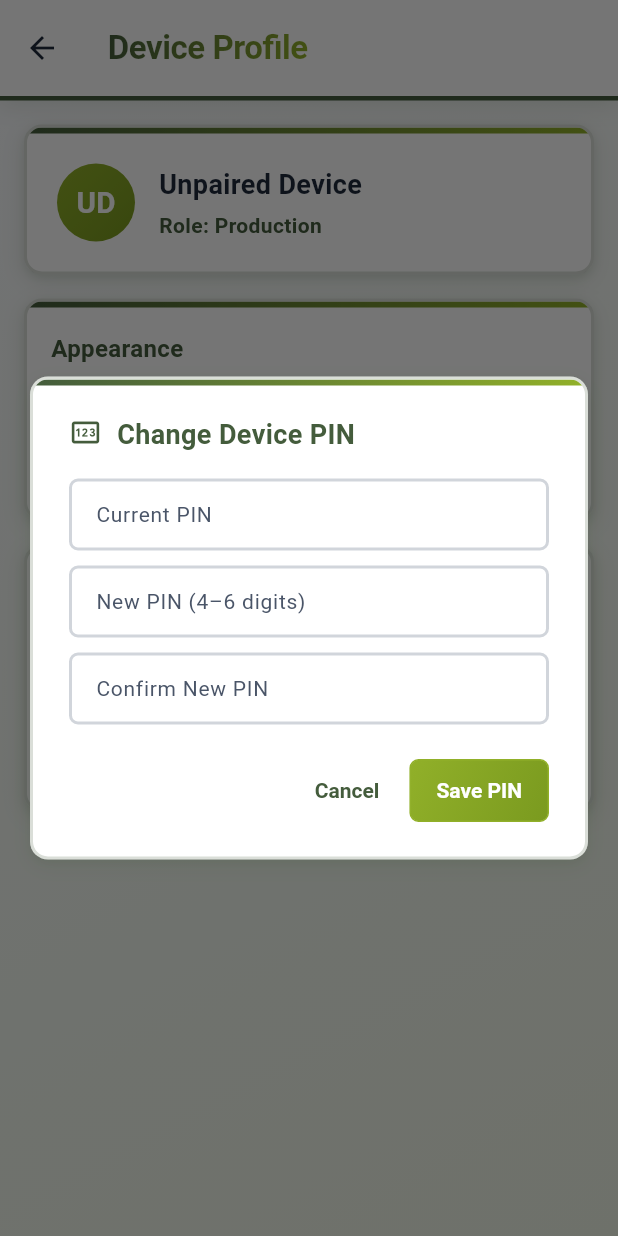
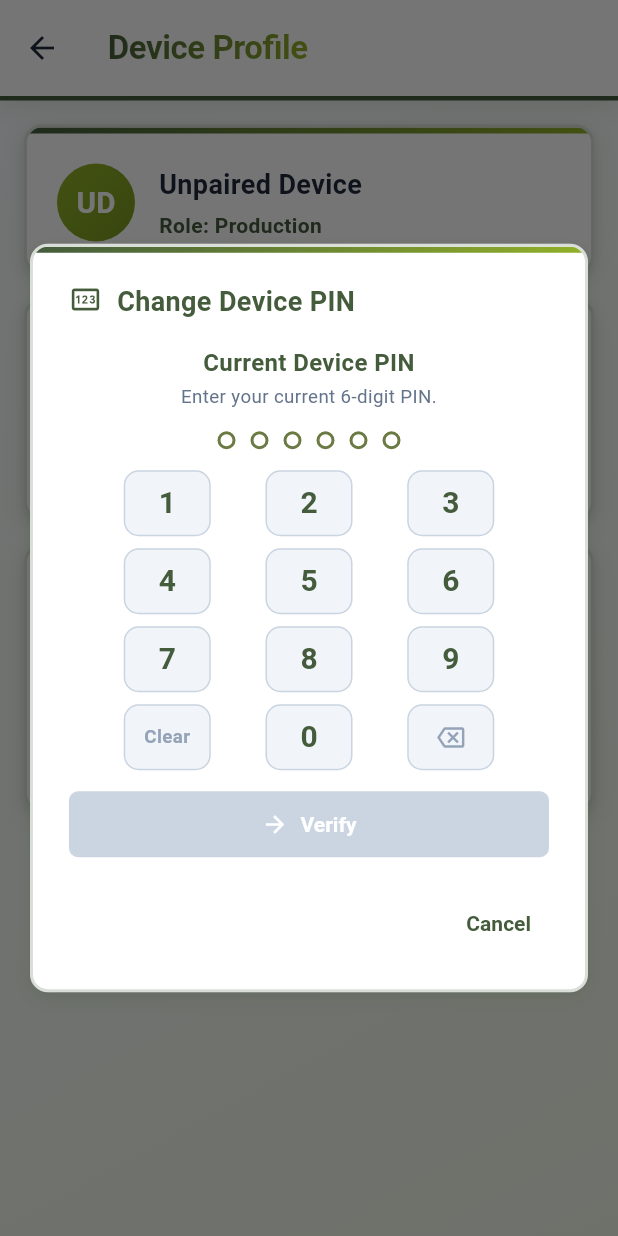
Before and after one commit to nathanG2129/SynProd_Lite, a Flutter app: the DeviceProfileScreen screen opened directly, after a tap on "Change Device PIN", on a phone screen of 412 x 824 dp. Run offline on Flutter 3.47's test engine with Material 3 defaults, Android fonts, the phone set to English and light mode, and no system bars; our stand-ins replace drift, drift_flutter, file_picker, flutter_riverpod, local_auth, pdf and 4 more; missing offline and left inert: encrypt, mobile_scanner, nsd; accounts and stored records are empty; generated files the repository leaves out were written again.

Commit message:
use compact 6-digit pin pad across all pin flows

```diff
--- a/lib/core/services/pin_auth_service.dart
+++ b/lib/core/services/pin_auth_service.dart
@@ -28,7 +28,7 @@ class PinAuthService {
   static const String _keyFailedAttempts = 'synprod_pin_failed_attempts';
   static const String _keyLockoutUntil = 'synprod_pin_lockout_until';
 
-  static const int minPinLength = 4;
+  static const int minPinLength = 6;
   static const int maxPinLength = 6;
   static const int freeAttemptsBeforeLockout = 5;
 
@@ -63,7 +63,7 @@ class PinAuthService {
 
   Future<void> setPin(String pin) async {
     if (!isValidPinFormat(pin)) {
-      throw ArgumentError('PIN must be 4 to 6 digits.');
+      throw ArgumentError('PIN must be 6 digits.');
     }
     final salt = _generateSalt();
     final hash = _hashPin(pin, salt);
--- a/lib/presentation/screens/profile/device_profile_screen.dart
+++ b/lib/presentation/screens/profile/device_profile_screen.dart
@@ -4,7 +4,6 @@ import 'package:flutter/material.dart';
 import 'package:flutter_riverpod/flutter_riverpod.dart';
 import 'package:share_plus/share_plus.dart';
 
-import '../../../core/services/pin_auth_service.dart';
 import '../../../core/services/workspace_backup_service.dart';
 import '../../../core/theme/app_theme.dart';
 import '../../../domain/models/device.dart';
@@ -12,6 +11,7 @@ import '../../providers/auth_providers.dart';
 import '../../providers/device_providers.dart';
 import '../../providers/product_providers.dart';
 import '../../providers/theme_providers.dart';
+import '../../widgets/synprod_pin_pad.dart';
 import '../../widgets/synprod_ui.dart';
 
 class DeviceProfileScreen extends ConsumerStatefulWidget {
@@ -51,92 +51,95 @@ class _DeviceProfileScreenState extends ConsumerState<DeviceProfileScreen> {
   }
 
   Future<void> _showChangePinDialog() async {
-    final currentCtrl = TextEditingController();
-    final newCtrl = TextEditingController();
-    final confirmCtrl = TextEditingController();
+    var step = 0; // 0 = current, 1 = new, 2 = confirm
+    String? pendingNewPin;
     String? error;
+    var isBusy = false;
+    var resetNonce = 0;
 
     await showSynProdDialog<void>(
       context: context,
       builder: (ctx) => StatefulBuilder(
-        builder: (ctx, setDialogState) => SynProdDialog(
-          icon: Icons.pin_outlined,
-          title: 'Change Device PIN',
-          content: Column(
-            mainAxisSize: MainAxisSize.min,
-            children: [
-              if (error != null) ...[
-                Text(
-                  error!,
-                  style: TextStyle(
-                    color: AppTheme.errorTextFor(context),
-                    fontSize: 13,
-                  ),
-                ),
-                const SizedBox(height: 8),
-              ],
-              TextField(
-                controller: currentCtrl,
-                obscureText: true,
-                keyboardType: TextInputType.number,
-                maxLength: 6,
-                decoration: const InputDecoration(
-                  labelText: 'Current PIN',
-                  counterText: '',
-                ),
-              ),
-              const SizedBox(height: 10),
-              TextField(
-                controller: newCtrl,
-                obscureText: true,
-                keyboardType: TextInputType.number,
-                maxLength: 6,
-                decoration: const InputDecoration(
-                  labelText: 'New PIN (4–6 digits)',
-                  counterText: '',
-                ),
-              ),
-              const SizedBox(height: 10),
-              TextField(
-                controller: confirmCtrl,
-                obscureText: true,
-                keyboardType: TextInputType.number,
-                maxLength: 6,
-                decoration: const InputDecoration(
-                  labelText: 'Confirm New PIN',
-                  counterText: '',
-                ),
-              ),
-            ],
-          ),
-          actions: [
-            TextButton(
-              onPressed: () => Navigator.of(ctx).pop(),
-              child: const Text('Cancel'),
+        builder: (ctx, setDialogState) {
+          final (title, subtitle, submitLabel, submitIcon) = switch (step) {
+            0 => (
+              'Current Device PIN',
+              'Enter your current 6-digit PIN.',
+              'Verify',
+              Icons.arrow_forward,
             ),
-            SynProdGradientButton(
-              onPressed: () async {
+            1 => (
+              'New Device PIN',
+              'Enter a new 6-digit PIN.',
+              'Next',
+              Icons.arrow_forward,
+            ),
+            _ => (
+              'Confirm New PIN',
+              'Re-enter your new 6-digit PIN.',
+              isBusy ? 'Saving...' : 'Save PIN',
+              Icons.check_circle_outline,
+            ),
+          };
+
+          return SynProdDialog(
+            icon: Icons.pin_outlined,
+            title: 'Change Device PIN',
+            content: SynProdPinPad(
+              key: ValueKey('change-pin-$step-$resetNonce'),
+              title: title,
+              subtitle: subtitle,
+              submitLabel: submitLabel,
+              submitIcon: submitIcon,
+              isBusy: isBusy,
+              errorText: error,
+              onSubmit: (pin) async {
                 final pinService = ref.read(pinAuthServiceProvider);
-                final verify =
-                    await pinService.verifyPin(currentCtrl.text.trim());
-                if (!verify.success) {
-                  setDialogState(
-                    () => error = verify.errorMessage ?? 'Incorrect current PIN.',
-                  );
+                if (step == 0) {
+                  setDialogState(() {
+                    isBusy = true;
+                    error = null;
+                  });
+                  final verify = await pinService.verifyPin(pin);
+                  if (!ctx.mounted) return;
+                  if (!verify.success) {
+                    setDialogState(() {
+                      isBusy = false;
+                      resetNonce++;
+                      error = verify.errorMessage ?? 'Incorrect current PIN.';
+                    });
+                    return;
+                  }
+                  setDialogState(() {
+                    isBusy = false;
+                    step = 1;
+                    error = null;
+                  });
                   return;
                 }
-                final nextPin = newCtrl.text.trim();
-                if (!PinAuthService.isValidPinFormat(nextPin)) {
-                  setDialogState(
-                    () => error = 'New PIN must be 4 to 6 digits.',
-                  );
+
+                if (step == 1) {
+                  setDialogState(() {
+                    pendingNewPin = pin;
+                    step = 2;
+                    error = null;
+                  });
                   return;
                 }
-                if (nextPin != confirmCtrl.text.trim()) {
-                  setDialogState(() => error = 'New PINs do not match.');
+
+                if (pin != pendingNewPin) {
+                  setDialogState(() {
+                    resetNonce++;
+                    error = 'New PINs do not match. Try again.';
+                  });
                   return;
                 }
-                await pinService.setPin(nextPin);
+
+                setDialogState(() {
+                  isBusy = true;
+                  error = null;
+                });
+                await pinService.setPin(pin);
                 if (!ctx.mounted) return;
                 Navigator.of(ctx).pop();
                 if (!mounted) return;
@@ -144,10 +147,30 @@ class _DeviceProfileScreenState extends ConsumerState<DeviceProfileScreen> {
                   const SnackBar(content: Text('Device PIN updated.')),
                 );
               },
-              child: const Text('Save PIN'),
             ),
-          ],
-        ),
+            actions: [
+              if (step > 0 && !isBusy)
+                TextButton(
+                  onPressed: () {
+                    setDialogState(() {
+                      if (step == 2) {
+                        step = 1;
+                        pendingNewPin = null;
+                      } else {
+                        step = 0;
+                      }
+                      error = null;
+                    });
+                  },
+                  child: const Text('Back'),
+                ),
+              TextButton(
+                onPressed: isBusy ? null : () => Navigator.of(ctx).pop(),
+                child: const Text('Cancel'),
+              ),
+            ],
+          );
+        },
       ),
     );
   }
--- a/lib/presentation/widgets/synprod_pin_pad.dart
+++ b/lib/presentation/widgets/synprod_pin_pad.dart
@@ -4,13 +4,14 @@ import '../../core/services/pin_auth_service.dart';
 import '../../core/theme/app_theme.dart';
 import 'synprod_ui.dart';
 
-/// Lock-screen style numeric PIN pad supporting 4–6 digit PIN entry.
+/// Lock-screen style numeric PIN pad supporting 6-digit PIN entry.
 class SynProdPinPad extends StatefulWidget {
   final String title;
   final String subtitle;
   final String submitLabel;
   final IconData submitIcon;
   final bool isBusy;
+  final bool enabled;
   final String? errorText;
   final ValueChanged<String> onSubmit;
 
@@ -22,6 +23,7 @@ class SynProdPinPad extends StatefulWidget {
     required this.onSubmit,
     this.submitIcon = Icons.arrow_forward,
     this.isBusy = false,
+    this.enabled = true,
     this.errorText,
   });
 
@@ -43,8 +45,10 @@ class _SynProdPinPadState extends State<SynProdPinPad> {
     }
   }
 
+  bool get _isInteractive => widget.enabled && !widget.isBusy;
+
   void _appendDigit(String digit) {
-    if (widget.isBusy || _pin.length >= PinAuthService.maxPinLength) return;
+    if (!_isInteractive || _pin.length >= PinAuthService.maxPinLength) return;
     setState(() {
       _pin += digit;
       _validationError = null;
@@ -52,7 +56,7 @@ class _SynProdPinPadState extends State<SynProdPinPad> {
   }
 
   void _backspace() {
-    if (widget.isBusy || _pin.isEmpty) return;
+    if (!_isInteractive || _pin.isEmpty) return;
     setState(() {
       _pin = _pin.substring(0, _pin.length - 1);
       _validationError = null;
@@ -60,7 +64,7 @@ class _SynProdPinPadState extends State<SynProdPinPad> {
   }
 
   void _clear() {
-    if (widget.isBusy || _pin.isEmpty) return;
+    if (!_isInteractive || _pin.isEmpty) return;
     setState(() {
       _pin = '';
       _validationError = null;
@@ -68,9 +72,9 @@ class _SynProdPinPadState extends State<SynProdPinPad> {
   }
 
   void _handleSubmit() {
-    if (widget.isBusy) return;
+    if (!_isInteractive) return;
     if (!PinAuthService.isValidPinFormat(_pin)) {
-      setState(() => _validationError = 'PIN must be 4 to 6 digits.');
+      setState(() => _validationError = 'PIN must be 6 digits.');
       return;
     }
     widget.onSubmit(_pin);
@@ -91,40 +95,37 @@ class _SynProdPinPadState extends State<SynProdPinPad> {
           widget.title,
           textAlign: TextAlign.center,
           style: TextStyle(
-            fontSize: 17,
+            fontSize: 16,
             fontWeight: FontWeight.w700,
             color: headingColor,
           ),
         ),
-        const SizedBox(height: 4),
+        const SizedBox(height: 2),
         Text(
           widget.subtitle,
           textAlign: TextAlign.center,
           style: TextStyle(
-            fontSize: 13,
+            fontSize: 12.5,
             color: mutedColor,
           ),
         ),
-        const SizedBox(height: 18),
+        const SizedBox(height: 14),
         Row(
           mainAxisAlignment: MainAxisAlignment.center,
           children: List.generate(PinAuthService.maxPinLength, (index) {
             final filled = index < _pin.length;
-            final isRequiredSlot = index < PinAuthService.minPinLength;
             return AnimatedContainer(
               duration: const Duration(milliseconds: 140),
-              margin: const EdgeInsets.symmetric(horizontal: 6),
-              width: 14,
-              height: 14,
+              margin: const EdgeInsets.symmetric(horizontal: 5),
+              width: 12,
+              height: 12,
               decoration: BoxDecoration(
                 shape: BoxShape.circle,
                 color: filled ? headingColor : Colors.transparent,
                 border: Border.all(
                   color: filled
                       ? headingColor
-                      : (isRequiredSlot
-                          ? (isDark ? AppTheme.slate400 : AppTheme.oliveMuted)
-                          : AppTheme.borderFor(context)),
+                      : (isDark ? AppTheme.slate400 : AppTheme.oliveMuted),
                   width: 2,
                 ),
               ),
@@ -132,9 +133,9 @@ class _SynProdPinPadState extends State<SynProdPinPad> {
           }),
         ),
         if (activeError != null) ...[
-          const SizedBox(height: 14),
+          const SizedBox(height: 10),
           Container(
-            padding: const EdgeInsets.symmetric(horizontal: 12, vertical: 8),
+            padding: const EdgeInsets.symmetric(horizontal: 10, vertical: 6),
             decoration: BoxDecoration(
               color: AppTheme.errorBgFor(context),
               borderRadius: BorderRadius.circular(8),
@@ -145,37 +146,37 @@ class _SynProdPinPadState extends State<SynProdPinPad> {
               textAlign: TextAlign.center,
               style: TextStyle(
                 color: AppTheme.errorTextFor(context),
-                fontSize: 13,
+                fontSize: 12.5,
                 fontWeight: FontWeight.w500,
               ),
             ),
           ),
         ],
-        const SizedBox(height: 18),
+        const SizedBox(height: 14),
         _buildKeypadRow(['1', '2', '3']),
-        const SizedBox(height: 10),
+        const SizedBox(height: 8),
         _buildKeypadRow(['4', '5', '6']),
-        const SizedBox(height: 10),
+        const SizedBox(height: 8),
         _buildKeypadRow(['7', '8', '9']),
-        const SizedBox(height: 10),
+        const SizedBox(height: 8),
         Row(
           mainAxisAlignment: MainAxisAlignment.spaceEvenly,
           children: [
             _buildActionKey(
               label: 'Clear',
-              onTap: _pin.isEmpty || widget.isBusy ? null : _clear,
+              onTap: _pin.isEmpty || !_isInteractive ? null : _clear,
             ),
             _buildDigitKey('0'),
             _buildIconKey(
               icon: Icons.backspace_outlined,
-              tooltip: 'Backspace',
-              onTap: _pin.isEmpty || widget.isBusy ? null : _backspace,
+              tooltip: 'Delete',
+              onTap: _pin.isEmpty || !_isInteractive ? null : _backspace,
             ),
           ],
         ),
-        const SizedBox(height: 20),
+        const SizedBox(height: 14),
         SynProdGradientButton(
-          onPressed: widget.isBusy || _pin.length < PinAuthService.minPinLength
+          onPressed: !_isInteractive || _pin.length < PinAuthService.minPinLength
               ? null
               : _handleSubmit,
           child: Row(
@@ -200,11 +201,11 @@ class _SynProdPinPadState extends State<SynProdPinPad> {
 
   Widget _buildDigitKey(String digit) {
     return _KeypadButton(
-      onTap: widget.isBusy ? null : () => _appendDigit(digit),
+      onTap: _isInteractive ? () => _appendDigit(digit) : null,
       child: Text(
         digit,
         style: TextStyle(
-          fontSize: 22,
+          fontSize: 20,
           fontWeight: FontWeight.w600,
           color: AppTheme.headingColorFor(context),
         ),
@@ -218,15 +219,14 @@ class _SynProdPinPadState extends State<SynProdPinPad> {
     required VoidCallback? onTap,
   }) {
     final disabledColor =
-        AppTheme.isDark(context) ? AppTheme.slate600 : AppTheme.slate300;
+        AppTheme.isDark(context) ? AppTheme.slate600 : AppTheme.slate400;
     return Tooltip(
       message: tooltip,
       child: _KeypadButton(
         onTap: onTap,
-        isSecondary: true,
         child: Icon(
           icon,
-          size: 20,
+          size: 18,
           color: onTap == null ? disabledColor : AppTheme.headingColorFor(context),
         ),
       ),
@@ -238,15 +238,14 @@ class _SynProdPinPadState extends State<SynProdPinPad> {
     required VoidCallback? onTap,
   }) {
     final isDark = AppTheme.isDark(context);
-    final disabledColor = isDark ? AppTheme.slate600 : AppTheme.slate300;
-    final enabledColor = isDark ? AppTheme.slate300 : AppTheme.oliveMuted;
+    final disabledColor = isDark ? AppTheme.slate600 : AppTheme.slate400;
+    final enabledColor = isDark ? AppTheme.slate200 : AppTheme.slate700;
     return _KeypadButton(
       onTap: onTap,
-      isSecondary: true,
       child: Text(
         label,
         style: TextStyle(
-          fontSize: 13,
+          fontSize: 12.5,
           fontWeight: FontWeight.w600,
           color: onTap == null ? disabledColor : enabledColor,
         ),
@@ -258,35 +257,30 @@ class _SynProdPinPadState extends State<SynProdPinPad> {
 class _KeypadButton extends StatelessWidget {
   final VoidCallback? onTap;
   final Widget child;
-  final bool isSecondary;
 
   const _KeypadButton({
     required this.onTap,
     required this.child,
-    this.isSecondary = false,
   });
 
   @override
   Widget build(BuildContext context) {
     final isDark = AppTheme.isDark(context);
-    final keyBg = isDark ? AppTheme.darkSurfaceElevated : const Color(0xFFF6F9F0);
-    final borderColor = (isDark ? AppTheme.darkOliveAccent : AppTheme.primaryOlive)
-        .withValues(alpha: 0.25);
+    final keyBg = isDark ? AppTheme.darkSurfaceElevated : AppTheme.slate100;
+    final borderColor = isDark ? AppTheme.darkBorder : AppTheme.slate300;
 
     return SizedBox(
-      width: 68,
-      height: 54,
+      width: 58,
+      height: 44,
       child: Material(
-        color: isSecondary ? Colors.transparent : keyBg,
+        color: keyBg,
         shape: RoundedRectangleBorder(
-          borderRadius: BorderRadius.circular(12),
-          side: isSecondary
-              ? BorderSide.none
-              : BorderSide(color: borderColor),
+          borderRadius: BorderRadius.circular(10),
+          side: BorderSide(color: borderColor),
         ),
         child: InkWell(
           onTap: onTap,
-          borderRadius: BorderRadius.circular(12),
+          borderRadius: BorderRadius.circular(10),
           child: Center(child: child),
         ),
       ),
```
Also changed, not shown: lib/presentation/screens/auth/pin_lock_screen.dart (+19 -66 lines), lib/presentation/screens/onboarding/onboarding_screen.dart (+120 -167 lines), 1 other file.
